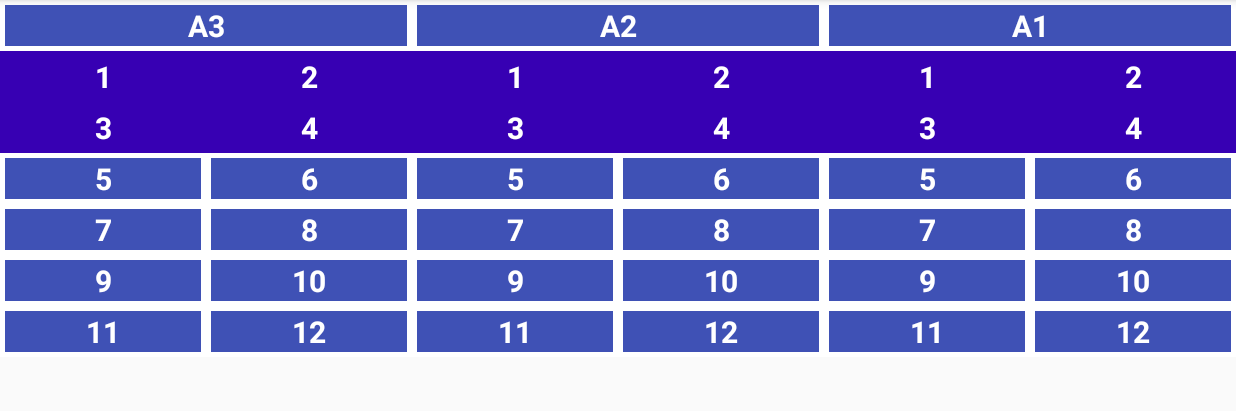
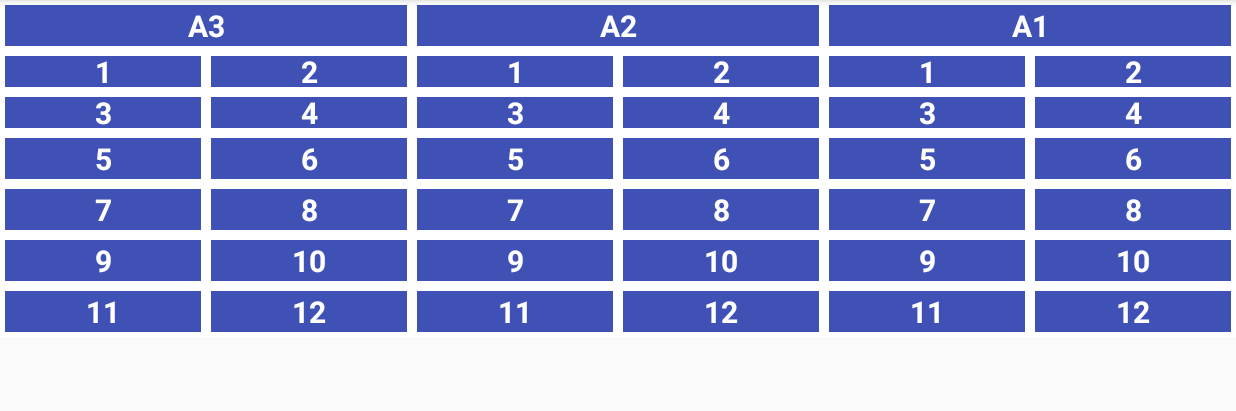
Before and after one commit to IT-Lelong/NgungTinh, an Android app: the KT_Main screen opened directly, with no data from a screen before it, after a tap on "確定", on a phone screen of 824 x 412 dp (held sideways), the part 72-483 px from its top. Run offline under Robolectric (Android 15) with nearby library versions, the phone set to English and light mode, and no system bars; libraries missing offline, so code that uses them is left out: com.github.mikephil.charting; 17 statements that could not run were skipped.

Commit message:
check commit 230308

```diff
--- a/app/build.gradle
+++ b/app/build.gradle
@@ -36,6 +36,8 @@ dependencies {
     implementation 'androidx.constraintlayout:constraintlayout:2.1.4'
     //noinspection GradleCompatible
     implementation 'com.google.firebase:firebase-crashlytics-buildtools:2.9.4'
+    implementation 'com.google.android.gms:play-services-vision-common:19.1.3'
+    implementation 'com.google.android.gms:play-services-vision:20.1.3'
     testImplementation 'junit:junit:4.13.2'
     androidTestImplementation 'androidx.test.ext:junit:1.1.5'
     androidTestImplementation 'androidx.test.espresso:espresso-core:3.5.1'
@@ -44,5 +46,6 @@ dependencies {
     implementation 'com.journeyapps:zxing-android-embedded:4.3.0'
 
     implementation fileTree(dir: "libs", include: ["*.jar"])
-    implementation 'com.google.android.gms:play-services-vision:20.1.3'
+    implementation 'com.github.PhilJay:MPAndroidChart:v3.0.2'
+
 }
--- a/app/src/main/java/com/lelong/ngungtinh/KTnew/KT_Main.java
+++ b/app/src/main/java/com/lelong/ngungtinh/KTnew/KT_Main.java
@@ -1,21 +1,54 @@
 package com.lelong.ngungtinh.KTnew;
 
+import android.annotation.SuppressLint;
 import android.content.Intent;
+import android.graphics.Color;
 import android.os.Bundle;
 import android.view.View;
 import android.widget.AdapterView;
 import android.widget.ArrayAdapter;
 import android.widget.Button;
 import android.widget.Spinner;
+import android.widget.Toast;
 
 import androidx.appcompat.app.AppCompatActivity;
 
+import com.github.mikephil.charting.charts.BarChart;
+import com.github.mikephil.charting.charts.CombinedChart;
+import com.github.mikephil.charting.charts.PieChart;
+import com.github.mikephil.charting.components.AxisBase;
+import com.github.mikephil.charting.components.Description;
+import com.github.mikephil.charting.components.Legend;
+import com.github.mikephil.charting.components.XAxis;
+import com.github.mikephil.charting.components.YAxis;
+import com.github.mikephil.charting.data.BarData;
+import com.github.mikephil.charting.data.BarDataSet;
+import com.github.mikephil.charting.data.BarEntry;
+import com.github.mikephil.charting.data.CombinedData;
+import com.github.mikephil.charting.data.DataSet;
+import com.github.mikephil.charting.data.Entry;
+import com.github.mikephil.charting.data.LineData;
+import com.github.mikephil.charting.data.LineDataSet;
+import com.github.mikephil.charting.data.PieData;
+import com.github.mikephil.charting.data.PieDataSet;
+import com.github.mikephil.charting.data.PieEntry;
+import com.github.mikephil.charting.formatter.IAxisValueFormatter;
+import com.github.mikephil.charting.highlight.Highlight;
+import com.github.mikephil.charting.interfaces.datasets.ILineDataSet;
+import com.github.mikephil.charting.listener.OnChartValueSelectedListener;
+import com.github.mikephil.charting.utils.ColorTemplate;
 import com.lelong.ngungtinh.Create_Table;
 import com.lelong.ngungtinh.R;
+
+import java.util.ArrayList;
+import java.util.List;
 
 public class KT_Main extends AppCompatActivity {
     String g_xuong;
     private Create_Table db = null;
+    //private PieChart mChart;
+    private CombinedChart mChart;
+    @SuppressLint("MissingInflatedId")
     @Override
     protected void onCreate(Bundle savedInstanceState) {
         super.onCreate(savedInstanceState);
@@ -65,5 +98,125 @@ public class KT_Main extends AppCompatActivity {
                 }
             }
         });
+
+
+        /*mChart = (PieChart) findViewById(R.id.piechart);
+        mChart.setRotationEnabled(true);
+        mChart.setDescription(new Description());
+        mChart.setHoleRadius(35f);
+        mChart.setTransparentCircleAlpha(0);
+        mChart.setCenterText("PieChart");
+        mChart.setCenterTextSize(10);
+        mChart.setDrawEntryLabels(true);
+
+        addDataSet(mChart);
+        mChart.setOnChartValueSelectedListener(new OnChartValueSelectedListener() {
+            @Override
+            public void onValueSelected(Entry e, Highlight h) {
+                Toast.makeText(KT_Main.this,"Value" + e.getY() + ",index: " + h.getX() +", DataSetIndex: " + h.getDataSetIndex(), Toast.LENGTH_SHORT).show();
+            }
+
+            @Override
+            public void onNothingSelected() {
+
+            }
+        });*/
+        BarChart chart = findViewById(R.id.barchart);
+
+        ArrayList NoOfEmp = new ArrayList();
+
+        NoOfEmp.add(new BarEntry(945f, 0));
+        NoOfEmp.add(new BarEntry(1040f, 1));
+        NoOfEmp.add(new BarEntry(1133f, 2));
+        NoOfEmp.add(new BarEntry(1240f, 3));
+        NoOfEmp.add(new BarEntry(1369f, 4));
+        NoOfEmp.add(new BarEntry(1487f, 5));
+        NoOfEmp.add(new BarEntry(1501f, 6));
+        NoOfEmp.add(new BarEntry(1645f, 7));
+        NoOfEmp.add(new BarEntry(1578f, 8));
+        NoOfEmp.add(new BarEntry(1695f, 9));
+
+        BarDataSet bardataset = new BarDataSet(NoOfEmp, "No Of Employee");
+
+        ArrayList<String> year = new ArrayList<String>();
+
+        year.add("2008");
+        year.add("2009");
+        year.add("2010");
+        year.add("2011");
+        year.add("2012");
+        year.add("2013");
+        year.add("2014");
+        year.add("2015");
+        year.add("2016");
+        year.add("2017");
+
+        //BarDataSet bardataset = new BarDataSet(NoOfEmp, "No Of Employee");
+        chart.animateY(5000);
+        //BarData data = new BarData(year, bardataset);
+         chart = new BarChart(this);
+        /*setContentView(chart);
+        BarChart data =new BarChart(year,bardataset);
+        bardataset.setColors(ColorTemplate.COLORFUL_COLORS);
+        chart.setData(data);*/
+    }
+    /*private static void addDataSet(PieChart pieChart) {
+        ArrayList<PieEntry> yEntrys = new ArrayList<>();
+        ArrayList<String> xEntrys = new ArrayList<>();
+        float[] yData = { 25, 40, 70 };
+        String[] xData = { "A", "B", "C" };
+
+        for (int i = 0; i < yData.length;i++){
+            yEntrys.add(new PieEntry(yData[i],i));
+        }
+        for (int i = 0; i < xData.length;i++){
+            xEntrys.add(xData[i]);
+        }
+
+        PieDataSet pieDataSet=new PieDataSet(yEntrys,"Employee Sales");
+        pieDataSet.setSliceSpace(2);
+        pieDataSet.setValueTextSize(12);
+
+        ArrayList<Integer> colors=new ArrayList<>();
+        colors.add(Color.GRAY);
+        colors.add(Color.BLUE);
+        colors.add(Color.RED);
+
+        pieDataSet.setColors(colors);
+
+        Legend legend=pieChart.getLegend();
+        legend.setForm(Legend.LegendForm.CIRCLE);
+        legend.setPosition(Legend.LegendPosition.LEFT_OF_CHART);
+
+        PieData pieData=new PieData(pieDataSet);
+        pieChart.setData(pieData);
+        pieChart.invalidate();
+    }*/
+    private static DataSet dataChart() {
+
+        LineData d = new LineData();
+        int[] data = new int[] { 1, 2, 2, 1, 1, 1, 2, 1, 1, 2, 1, 9 };
+
+        ArrayList<Entry> entries = new ArrayList<Entry>();
+
+        for (int index = 0; index < 12; index++) {
+            entries.add(new Entry(index, data[index]));
+        }
+
+        LineDataSet set = new LineDataSet(entries, "Request Ots approved");
+        set.setColor(Color.GREEN);
+        set.setLineWidth(2.5f);
+        set.setCircleColor(Color.GREEN);
+        set.setCircleRadius(5f);
+        set.setFillColor(Color.GREEN);
+        set.setMode(LineDataSet.Mode.CUBIC_BEZIER);
+        set.setDrawValues(true);
+        set.setValueTextSize(10f);
+        set.setValueTextColor(Color.GREEN);
+
+        set.setAxisDependency(YAxis.AxisDependency.LEFT);
+        d.addDataSet(set);
+
+        return set;
     }
 }
--- a/app/src/main/java/com/lelong/ngungtinh/KTnew/MainActivity2.java
+++ b/app/src/main/java/com/lelong/ngungtinh/KTnew/MainActivity2.java
@@ -17,27 +17,35 @@ public class MainActivity2 extends AppCompatActivity {
     private Create_Table db = null;
     String g_xuong, g_vitri;
 
+    //A1
+    TextView A101 ,A102 ,A103 ,A104 ;
+    //A2
+    TextView A201 ,A202,A203 ,A204 ;
+    //A3
+    TextView A301 ,A302 ,A303 ,A304 ;
+
     @Override
     protected void onCreate(Bundle savedInstanceState) {
         super.onCreate(savedInstanceState);
         setContentView(R.layout.activity_main2);
         db = new Create_Table(this);
         db.open();
+
         //A1
-        TextView A101 = this.findViewById(R.id.A101);
-        TextView A102 = this.findViewById(R.id.A102);
-        TextView A103 = this.findViewById(R.id.A103);
-        TextView A104 = this.findViewById(R.id.A104);
+         A101 = this.findViewById(R.id.A101);
+         A102 = this.findViewById(R.id.A102);
+         A103 = this.findViewById(R.id.A103);
+         A104 = this.findViewById(R.id.A104);
         //A2
-        TextView A201 = this.findViewById(R.id.A201);
-        TextView A202 = this.findViewById(R.id.A202);
-        TextView A203 = this.findViewById(R.id.A203);
-        TextView A204 = this.findViewById(R.id.A204);
+         A201 = this.findViewById(R.id.A201);
+         A202 = this.findViewById(R.id.A202);
+         A203 = this.findViewById(R.id.A203);
+         A204 = this.findViewById(R.id.A204);
         //A3
-        TextView A301 = this.findViewById(R.id.A301);
-        TextView A302 = this.findViewById(R.id.A302);
-        TextView A303 = this.findViewById(R.id.A303);
-        TextView A304 = this.findViewById(R.id.A304);
+         A301 = this.findViewById(R.id.A301);
+         A302 = this.findViewById(R.id.A302);
+         A303 = this.findViewById(R.id.A303);
+         A304 = this.findViewById(R.id.A304);
 
         //A1
         A101.setOnClickListener(btnlistener);
@@ -71,13 +79,32 @@ public class MainActivity2 extends AppCompatActivity {
         KT_Dulieu(A304);
     }
 
+    @Override
+    protected void onResume() {
+        super.onResume();
+        KT_Dulieu(A101);
+        KT_Dulieu(A102);
+        KT_Dulieu(A103);
+        KT_Dulieu(A104);
+        KT_Dulieu(A201);
+        KT_Dulieu(A202);
+        KT_Dulieu(A203);
+        KT_Dulieu(A204);
+        KT_Dulieu(A301);
+        KT_Dulieu(A302);
+        KT_Dulieu(A303);
+        KT_Dulieu(A304);
+    }
+
 
     private void KT_Dulieu(TextView g_vitri) {
         int chk_num = db.check_tb_scandata_file(String.valueOf(g_vitri).substring(String.valueOf(g_vitri).length() - 5, String.valueOf(g_vitri).length() - 1), g_xuong);
         if (chk_num > 0) {
-            g_vitri.setBackgroundColor(getColor(R.color.red));
-        } else {
-            g_vitri.setBackgroundColor(getColor(R.color.purple_700));
+            g_vitri.setBackgroundResource(R.drawable.border_listview_red);
+            g_vitri.setTextColor(getResources().getColor(R.color.white));
+            } else {
+            g_vitri.setBackgroundResource(R.drawable.boder_title_view);
+            g_vitri.setTextColor(getResources().getColor(R.color.white));
         }
     }
 
--- /dev/null
+++ b/app/src/main/res/drawable/border_listview_red.xml
@@ -0,0 +1,22 @@
+<?xml version="1.0" encoding="utf-8"?>
+<shape xmlns:android="http://schemas.android.com/apk/res/android"
+    android:shape="rectangle" >
+
+    <!-- View background color -->
+    <solid android:color="#F44336"></solid>
+
+    <!-- View border color and width -->
+    <stroke
+        android:width="3dp"
+        android:color="#FFFFFF"></stroke>
+
+    <!-- The radius makes the corners rounded -->
+    <corners android:radius="0dp"></corners>
+
+    <padding
+        android:bottom="0dp"
+        android:left="0dp"
+        android:right="0dp"
+        android:top="0dp"></padding>
+
+</shape>
--- a/app/src/main/res/layout/activity_main2.xml
+++ b/app/src/main/res/layout/activity_main2.xml
@@ -6,7 +6,7 @@
     android:layout_height="match_parent"
     android:orientation="horizontal"
     android:weightSum="1"
-    tools:context=".KTnew.Detail">
+    tools:context=".KTnew.MainActivity2">
 
 
     <TableLayout
@@ -53,7 +53,6 @@
 
             <TextView
                 android:id="@+id/A301"
-                style="@style/title"
                 android:gravity="center"
                 android:text="1"
                 android:textSize="20sp"
@@ -61,7 +60,6 @@
 
             <TextView
                 android:id="@+id/A302"
-                style="@style/title"
                 android:gravity="center"
                 android:text="2"
                 android:textSize="20sp"
@@ -69,7 +67,6 @@
 
             <TextView
                 android:id="@+id/A201"
-                style="@style/title"
                 android:gravity="center"
                 android:text="1"
                 android:textSize="20sp"
@@ -77,7 +74,6 @@
 
             <TextView
                 android:id="@+id/A202"
-                style="@style/title"
                 android:gravity="center"
                 android:text="2"
                 android:textSize="20sp"
@@ -85,7 +81,6 @@
 
             <TextView
                 android:id="@+id/A101"
-                style="@style/title"
                 android:gravity="center"
                 android:text="1"
                 android:textSize="20sp"
@@ -93,7 +88,6 @@
 
             <TextView
                 android:id="@+id/A102"
-                style="@style/title"
                 android:gravity="center"
                 android:text="2"
                 android:textSize="20sp"
@@ -106,7 +100,6 @@
 
             <TextView
                 android:id="@+id/A303"
-                style="@style/title"
                 android:gravity="center"
                 android:text="3"
                 android:textSize="20sp"
@@ -114,7 +107,6 @@
 
             <TextView
                 android:id="@+id/A304"
-                style="@style/title"
                 android:gravity="center"
                 android:text="4"
                 android:textSize="20sp"
@@ -122,7 +114,6 @@
 
             <TextView
                 android:id="@+id/A203"
-                style="@style/title"
                 android:gravity="center"
                 android:text="3"
                 android:textSize="20sp"
@@ -130,7 +121,6 @@
 
             <TextView
                 android:id="@+id/A204"
-                style="@style/title"
                 android:gravity="center"
                 android:text="4"
                 android:textSize="20sp"
@@ -138,7 +128,6 @@
 
             <TextView
                 android:id="@+id/A103"
-                style="@style/title"
                 android:gravity="center"
                 android:text="3"
                 android:textSize="20sp"
@@ -146,7 +135,6 @@
 
             <TextView
                 android:id="@+id/A104"
-                style="@style/title"
                 android:gravity="center"
                 android:text="4"
                 android:textSize="20sp"
--- a/settings.gradle
+++ b/settings.gradle
@@ -3,6 +3,7 @@ pluginManagement {
         google()
         mavenCentral()
         gradlePluginPortal()
+        maven { url "https://jitpack.io" }
     }
 }
 dependencyResolutionManagement {
@@ -10,6 +11,7 @@ dependencyResolutionManagement {
     repositories {
         google()
         mavenCentral()
+        maven { url "https://jitpack.io" }
     }
 }
 rootProject.name = "NgungTinh"
```
Also changed, not shown: app/src/main/AndroidManifest.xml (+11 -7 lines), app/src/main/java/com/lelong/ngungtinh/KTnew/demo.java (added, +84 -0 lines), app/src/main/res/layout/activity_demo.xml (added, +15 -0 lines), app/src/main/res/layout/activity_kt_main.xml (+12 -3 lines), app/src/main/res/values/styles.xml (+7 -0 lines).
